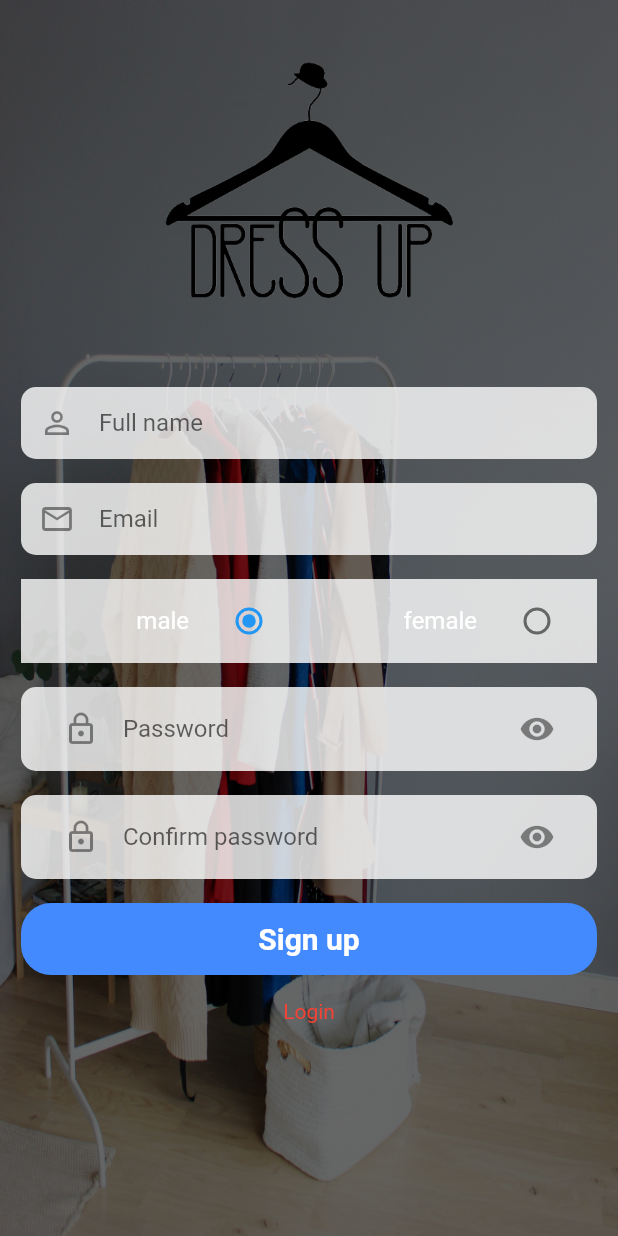
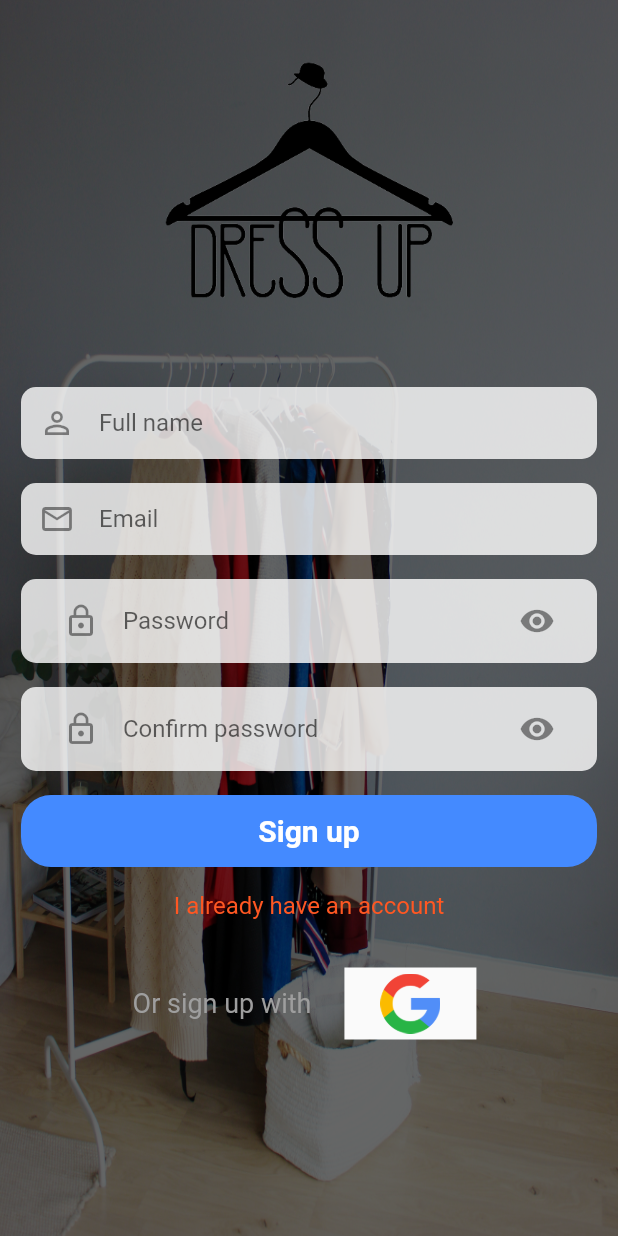
Before and after one commit to ZainHaiderPablo/flutter_ecommerceapp, a Flutter app: the Register screen opened directly, on a phone screen of 412 x 824 dp. Run offline on Flutter 3.47's test engine with Material 2 defaults, Android fonts, the phone set to English and light mode, and no system bars; our stand-ins replace carousel_pro, cloud_firestore, firebase_auth, firebase_core, fluttertoast, google_sign_in and 1 more; accounts and stored records are empty.

```diff
--- a/flutter_ecommerceapp/lib/DataBase/Users.dart
+++ b/flutter_ecommerceapp/lib/DataBase/Users.dart
@@ -1,12 +1,9 @@
-import 'package:firebase_database/firebase_database.dart';
+import 'package:cloud_firestore/cloud_firestore.dart';
 class UserServices{
-  FirebaseDatabase database = FirebaseDatabase.instance;
-  String ref = "users";
-  createUser(Map value){
-    String id = value["userId"];
-    database.reference().child("$ref/$id").set(
-        value
-    ).catchError((error)=> {print(error.toString())});
+  FirebaseFirestore _firestore = FirebaseFirestore.instance;
+  String collection = "users";
+  void createUser(Map data) {
+    _firestore.collection(collection).doc(data["userId"]).set(data);
+
   }
-
 }
--- a/flutter_ecommerceapp/lib/Pages/Register.dart
+++ b/flutter_ecommerceapp/lib/Pages/Register.dart
@@ -1,6 +1,9 @@
 import 'package:firebase_auth/firebase_auth.dart';
 import 'package:firebase_core/firebase_core.dart';
 import 'package:flutter/material.dart';
+import 'package:flutter_ecommerceapp/Commons.dart';
+import 'package:flutter_ecommerceapp/DataBase/Auth.dart';
+import 'package:flutter_ecommerceapp/Pages/login.dart';
 import '../DataBase/Users.dart';
 import 'home.dart';
 
@@ -22,6 +25,7 @@ class _RegisterState extends State<Register> {
   String groupValue = "male";
   bool loading = false;
   bool HidePassword = true;
+  Auth auth = Auth();
 
   @override
   Widget build(BuildContext context) {
@@ -110,43 +114,7 @@ class _RegisterState extends State<Register> {
                               ),
                             ),
                           ),
-                          Padding(
-                            padding:
-                                const EdgeInsets.fromLTRB(14.0, 8.0, 14.0, 8.0),
-                            child: new Container(
-                              color: Colors.white.withOpacity(0.8),
-                              child: Row(
-                                children: <Widget>[
-                                  Expanded(
-                                      child: ListTile(
-                                          title: Text(
-                                            "male",
-                                            textAlign: TextAlign.end,
-                                            style:
-                                                TextStyle(color: Colors.white),
-                                          ),
-                                          trailing: Radio(
-                                              value: "male",
-                                              groupValue: groupValue,
-                                              onChanged: (e) =>
-                                                  valueChanged(e)))),
-                                  Expanded(
-                                      child: ListTile(
-                                          title: Text(
-                                            "female",
-                                            textAlign: TextAlign.end,
-                                            style:
-                                                TextStyle(color: Colors.white),
-                                          ),
-                                          trailing: Radio(
-                                              value: "female",
-                                              groupValue: groupValue,
-                                              onChanged: (e) =>
-                                                  valueChanged(e)))),
-                                ],
-                              ),
-                            ),
-                          ),
+
                           Padding(
                             padding:
                                 const EdgeInsets.fromLTRB(14.0, 8.0, 14.0, 8.0),
@@ -251,17 +219,57 @@ class _RegisterState extends State<Register> {
                                   ),
                                 )),
                           ),
-                          // Expanded(child: Container()),
-
                           Padding(
                               padding: const EdgeInsets.all(8.0),
                               child: InkWell(
-                                  onTap: () {},
+                                  onTap: () {
+                                    Navigator.push(context, MaterialPageRoute(builder: (context) => LoginPage()));
+                                  },
                                   child: Text(
-                                    "Login",
+                                    "I already have an account",
                                     textAlign: TextAlign.center,
-                                    style: TextStyle(color: Colors.red),
-                                  ))),
+                                    style: TextStyle(color: deepOrange, fontSize: 16),
+                                  ))
+                          ),
+                          Padding(padding: const EdgeInsets.all(16.0),
+                          child: Row(
+                            mainAxisAlignment: MainAxisAlignment.center,
+                            children: <Widget>[
+                              Padding(
+                                padding: const EdgeInsets.all(8.0),
+                                child: Text("Or sign up with" , style: TextStyle(fontSize: 18 , color: Colors.grey)),
+
+                              ),
+
+                              Padding(padding: const EdgeInsets.fromLTRB(14, 8, 14, 8),
+                                child:Material(
+                                  child: MaterialButton(
+                                    onPressed: () async{
+                                      User user = await auth.googleSignIn();
+                                      if(user == null){
+                                        _userServices.createUser({
+                                          "name" : user.displayName,
+                                          "photo" : user.photoURL,
+                                          "email" : user.email,
+                                          "userId" : user.uid
+                                        });
+                                        changeScreenReplacement(context, HomePage());
+                                      }
+                                    },
+                                    child: Image.asset("assets/images/google.png" , width: 40,),
+                                  ),
+                                ),
+                              ),
+
+                            ],
+                          )),
+
+
+
+
+                          // Expanded(child: Container()),
+
+
                         ],
                       ))),
             ),
--- a/flutter_ecommerceapp/lib/Pages/home.dart
+++ b/flutter_ecommerceapp/lib/Pages/home.dart
@@ -7,7 +7,8 @@ import 'package:flutter_ecommerceapp/Components/Horizontal_ListView.dart';
 import 'package:flutter_ecommerceapp/Components/products.dart';
 import 'package:flutter_ecommerceapp/Pages/Cart.dart';
 import 'package:flutter_ecommerceapp/Pages/login.dart';
-
+import 'package:flutter_ecommerceapp/provider/app_provider.dart';
+import 'package:provider/provider.dart';
 class HomePage extends StatefulWidget {
   @override
   _HomePageState createState() => _HomePageState();
@@ -16,6 +17,7 @@ class HomePage extends StatefulWidget {
 class _HomePageState extends State<HomePage> {
   @override
   Widget build(BuildContext context) {
+   AppProvider appProvider = Provider.of<AppProvider>(context);
   Widget image_carousel = new Container(
     height: 210.0,
     child: Carousel(
--- a/flutter_ecommerceapp/lib/main.dart
+++ b/flutter_ecommerceapp/lib/main.dart
@@ -1,4 +1,5 @@
 import 'package:flutter/material.dart';
+import 'package:flutter_ecommerceapp/Pages/Register.dart';
 import 'package:flutter_ecommerceapp/Pages/home.dart';
 import './Pages/login.dart';
 import 'package:cloud_firestore/cloud_firestore.dart';
@@ -13,6 +14,6 @@ void main() async{
       theme: ThemeData(
         primaryColor: Colors.blueAccent
       ),
-      home: HomePage(),
+      home: Register(),
       ));
 }
--- a/flutter_ecommerceapp/pubspec.yaml
+++ b/flutter_ecommerceapp/pubspec.yaml
@@ -31,6 +31,7 @@ dependencies:
   shared_preferences: ^2.0.5
   fluttertoast: ^8.0.6
   firebase_core: ^1.1.0
+  provider: ^5.0.0
 
 
 
```
Also changed, not shown: flutter_ecommerceapp/lib/Commons.dart (added, +14 -0 lines), flutter_ecommerceapp/lib/DataBase/Auth.dart (added, +24 -0 lines), flutter_ecommerceapp/lib/DataBase/products.dart (added, +15 -0 lines), flutter_ecommerceapp/lib/models/product.dart (added, +48 -0 lines), flutter_ecommerceapp/lib/provider/app_provider.dart (added, +21 -0 lines), flutter_ecommerceapp/pubspec.lock.
